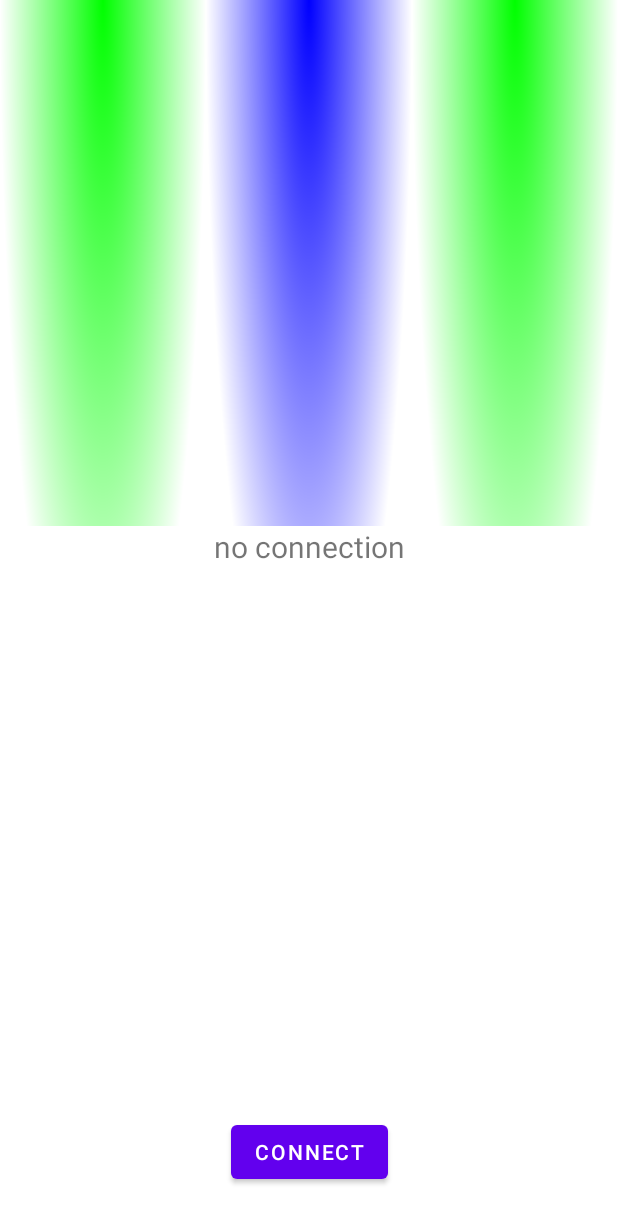
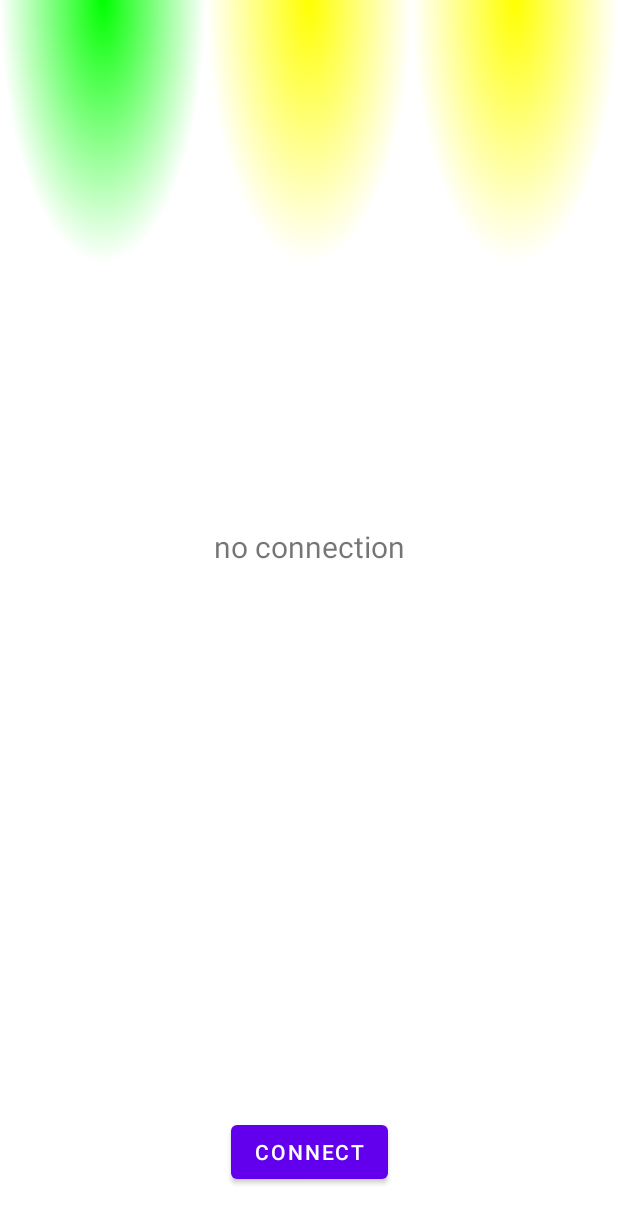
Before and after one commit to IvanNehaev/SmartLed, an Android app: the screen it shows after launch (MainActivity), on a phone screen of 412 x 824 dp. Shown: the top 1223 px of the screen. Run offline under Robolectric (Android 15) with nearby library versions, the phone set to English and light mode, and no system bars; our stand-ins replace Dagger/Hilt's generated code.

Commit message:
FairyLightsAnimations:
- onStartEffect() - эффект воспроизводящийся при переходе на экран, гирлянда плавно увеличивает яркость.

- loadingEffect() - эффект для индикации загрузки, на гирлянде перемещается огонек от одного края к другому.

```diff
--- a/app/src/main/java/com/nekhaev/android/smartled/presentation/AfterMeasuredExtension.kt
+++ b/app/src/main/java/com/nekhaev/android/smartled/presentation/AfterMeasuredExtension.kt
@@ -8,6 +8,7 @@ inline fun View.afterMeasured(crossinline f: View. () -> Unit) {
         override fun onGlobalLayout() {
             if (measuredHeight > 0 && measuredWidth > 0) {
                 viewTreeObserver.removeOnGlobalLayoutListener(this)
+                f()
             }
         }
     })
--- a/app/src/main/java/com/nekhaev/android/smartled/presentation/connection/ConnectionFragment.kt
+++ b/app/src/main/java/com/nekhaev/android/smartled/presentation/connection/ConnectionFragment.kt
@@ -8,15 +8,12 @@ import android.widget.ProgressBar
 import android.widget.TextView
 import androidx.fragment.app.Fragment
 import androidx.fragment.app.viewModels
-import androidx.lifecycle.lifecycleScope
 import com.nekhaev.android.smartled.R
 import com.nekhaev.android.smartled.presentation.afterMeasured
 import com.nekhaev.android.smartled.presentation.control_panel.ControlPanelFragment
+import com.nekhaev.android.smartled.presentation.views.fairyLightView.FairyLightAnimations
 import com.nekhaev.android.smartled.presentation.views.fairyLightView.FairyLightsView
 import dagger.hilt.android.AndroidEntryPoint
-import kotlinx.coroutines.Dispatchers
-import kotlinx.coroutines.delay
-import kotlinx.coroutines.launch
 import java.lang.IllegalStateException
 
 @AndroidEntryPoint
@@ -40,49 +37,48 @@ class ConnectionFragment : Fragment(R.layout.fragment_connection) {
 
     override fun onResume() {
         super.onResume()
-        mFairyLightsView.viewTreeObserver
         // Color test
-        lifecycleScope.launch(Dispatchers.Main) {
-            var index = 0
-
-            while (true) {
-                mFairyLightsView.setFairyLightColor(index, Color.GREEN)
-                if (index < mFairyLightsView.fairyLightsCount - 1) {
-                    index++
-                } else {
-                    index = 0
-                }
-                mFairyLightsView.setFairyLightColor(index, Color.BLUE)
-                delay(500)
-            }
-        }
+//        lifecycleScope.launch(Dispatchers.Main) {
+//            var index = 0
+//
+//            while (true) {
+//                mFairyLightsView.setFairyLightColor(index, Color.GREEN)
+//                if (index < mFairyLightsView.fairyLightsCount - 1) {
+//                    index++
+//                } else {
+//                    index = 0
+//                }
+//                mFairyLightsView.setFairyLightColor(index, Color.BLUE)
+//                delay(500)
+//            }
+//        }
 
         // Scale test
-        lifecycleScope.launch(Dispatchers.Main) {
-            var scale = 1f
-            var upscale = 1
-
-            while (true) {
-                mFairyLightsView.fairyLightsList.map {
-                    it.scaleFactor = scale
-                }
-                mFairyLightsView.setFairyLightScale(0, scale)
-                if (upscale == 1) {
-                    if (scale < 10f) {
-                        scale += 0.1f
-                    } else {
-                        upscale = 0
-                    }
-                } else {
-                    if (scale > 0) {
-                        scale -= 0.1f
-                    } else {
-                        upscale = 1
-                    }
-                }
-                delay(70)
-            }
-        }
+//        lifecycleScope.launch(Dispatchers.Main) {
+//            var scale = 1f
+//            var upscale = 1
+//
+//            while (true) {
+//                mFairyLightsView.fairyLightsList.map {
+//                    it.scaleFactor = scale
+//                }
+//                mFairyLightsView.setFairyLightScale(0, scale)
+//                if (upscale == 1) {
+//                    if (scale < 10f) {
+//                        scale += 0.1f
+//                    } else {
+//                        upscale = 0
+//                    }
+//                } else {
+//                    if (scale > 0) {
+//                        scale -= 0.1f
+//                    } else {
+//                        upscale = 1
+//                    }
+//                }
+//                delay(70)
+//            }
+//        }
     }
 
     private fun setupUi(view: View) {
@@ -94,6 +90,11 @@ class ConnectionFragment : Fragment(R.layout.fragment_connection) {
         }
 
         mFairyLightsView = view.findViewById(R.id.fairyLightsView)
+        mFairyLightsView.afterMeasured { this as FairyLightsView
+            //this.effects.onStartEffect()
+            this.setFairyLightsBrightness(50)
+            this.effects.loadingEffect()
+        }
     }
 
     private fun setStateObserver() {
--- a/app/src/main/java/com/nekhaev/android/smartled/presentation/views/fairyLightView/FairyLight.kt
+++ b/app/src/main/java/com/nekhaev/android/smartled/presentation/views/fairyLightView/FairyLight.kt
@@ -6,6 +6,10 @@ import androidx.annotation.ColorInt
 class FairyLight(
     @ColorInt
     var color: Int,
-    var scaleFactor: Float
+    brightness: Int
 ) {
+    var brightness: Int = brightness
+        set(value) {
+            field = if (value in 1..100) value else if (value > 100) 100 else 1
+        }
 }
--- /dev/null
+++ b/app/src/main/java/com/nekhaev/android/smartled/presentation/views/fairyLightView/FairyLightAnimations.kt
@@ -0,0 +1,61 @@
+package com.nekhaev.android.smartled.presentation.views.fairyLightView
+
+import android.animation.ValueAnimator
+import android.animation.ValueAnimator.INFINITE
+import android.animation.ValueAnimator.REVERSE
+import android.graphics.Color
+import android.view.animation.LinearInterpolator
+
+class FairyLightAnimations(
+    private val view: FairyLightsView
+) {
+
+    companion object {
+        private const val START_EFFECT_DURATION_MS = 2000L
+        private const val LOADING_EFFECT_DURATION_MS = 1000L
+        private const val LOADING_DEFAULT_INDICATOR_COLOR = Color.GREEN
+    }
+
+    private var animator: ValueAnimator? = null
+
+    fun onStartEffect() {
+        ValueAnimator.ofInt(0, 50).apply {
+            duration = START_EFFECT_DURATION_MS
+            interpolator = LinearInterpolator()
+            addUpdateListener { valueAnimator ->
+                view.setFairyLightsBrightness(valueAnimator.animatedValue as Int)
+            }
+        }.start()
+
+        ValueAnimator.ofArgb(Color.WHITE, Color.YELLOW).apply {
+            duration = START_EFFECT_DURATION_MS
+            interpolator = LinearInterpolator()
+            addUpdateListener {
+                view.setFairyLightsColor(it.animatedValue as Int)
+            }
+        }.start()
+    }
+
+    fun loadingEffect() {
+        animator?.cancel()
+        animator = ValueAnimator.ofInt(0, view.fairyLightsCount).apply {
+            duration = LOADING_EFFECT_DURATION_MS
+            interpolator = LinearInterpolator()
+            repeatCount = INFINITE
+            repeatMode = REVERSE
+            addUpdateListener {
+                var prev = it.animatedValue as Int - 1
+                var next = it.animatedValue as Int + 1
+
+                if (prev >= 0)
+                    view.setFairyLightColor(prev, Color.YELLOW)
+
+                if (next < view.fairyLightsCount)
+                    view.setFairyLightColor(next, Color.YELLOW)
+
+                view.setFairyLightColor(it.animatedValue as Int, LOADING_DEFAULT_INDICATOR_COLOR)
+            }
+        }
+        animator?.start()
+    }
+}
--- a/app/src/main/java/com/nekhaev/android/smartled/presentation/views/fairyLightView/FairyLightsView.kt
+++ b/app/src/main/java/com/nekhaev/android/smartled/presentation/views/fairyLightView/FairyLightsView.kt
@@ -4,7 +4,7 @@ import android.content.Context
 import android.graphics.*
 import android.util.AttributeSet
 import android.view.View
-import java.lang.Exception
+import kotlin.Exception
 import kotlin.math.min
 
 
@@ -12,6 +12,7 @@ class FairyLightsView : View {
 
     companion object {
         private const val MIN_LIGHT_WIDTH = 200f
+        private const val DEFAULT_BRIGHTNESS = 1
     }
 
     var fairyLightsCount
@@ -19,6 +20,7 @@ class FairyLightsView : View {
         private set(value) {}
 
 
+    var effects = FairyLightAnimations(this)
 
     private var mFairyLightsCount = 1 // Count of fairyLights
     private var mFairyLightsWidth = MIN_LIGHT_WIDTH
@@ -72,12 +74,18 @@ class FairyLightsView : View {
         }
     }
 
-    fun setFairyLightScale(index: Int, scale: Float) {
-        try {
-            mFairyLightsList[index].scaleFactor = scale
-            this.invalidate()
-        } catch (e: Exception) {
+    fun setFairyLightsColor(color: Int) {
+        mFairyLightsList.map {
+            it.color = color
         }
+        this.invalidate()
+    }
+
+    fun setFairyLightsBrightness(brightness: Int) {
+        mFairyLightsList.map {
+            it.brightness = brightness
+        }
+        this.invalidate()
     }
 
     private fun prepareFairyLightParams(width: Int, height: Int) {
@@ -86,7 +94,7 @@ class FairyLightsView : View {
         mFairyLightsHeight = height.toFloat()
 
         for (i in 0 until mFairyLightsCount) {
-            mFairyLightsList.add(FairyLight(Color.GREEN,1f))
+            mFairyLightsList.add(FairyLight(Color.YELLOW, DEFAULT_BRIGHTNESS))
         }
     }
 
@@ -94,22 +102,27 @@ class FairyLightsView : View {
         var startX = 0f
 
         mFairyLightsList.map { fairyLight ->
-            drawFairyLight(canvas, startX, 0f, fairyLight.color, fairyLight.scaleFactor)
+            drawFairyLight(canvas, startX, 0f, fairyLight.color, fairyLight.brightness)
             startX += mFairyLightsWidth
         }
     }
 
-    private fun drawFairyLight(canvas: Canvas, x: Float, y: Float, color: Int, scale: Float) {
+    private fun drawFairyLight(canvas: Canvas, x: Float, y: Float, color: Int, brightness: Int) {
         val lineHeight = mFairyLightsHeight
         val lineWidth = mFairyLightsWidth
 
-        val scaleFactor = lineHeight / lineWidth
+        // max height it's height of whole view
+        val maxHeight = mFairyLightsHeight
+        // min height it's shader radius
+        val minHeight = lineWidth / 2
+        // target height it's passed percent of max height
+        val targetHeight = maxHeight / 100 * brightness
+        val yScale = targetHeight / minHeight
 
         // Matrix for scaling
         val matrix = Matrix()
         matrix.reset()
-//        matrix.setScale(1f, scaleFactor * 1f, x + lineWidth / 2, y)
-        matrix.setScale(1f, scale, x + lineWidth / 2, y)
+        matrix.setScale(1f, yScale, x + lineWidth / 2, y)
 
 
         // Radial gradient shader
```
